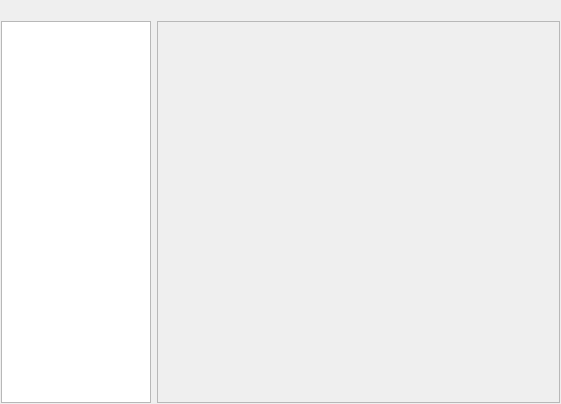
Before: the Qt Designer form src/core/settingstab.ui in 0xd34df00d/leechcraft, drawn with Qt 5.
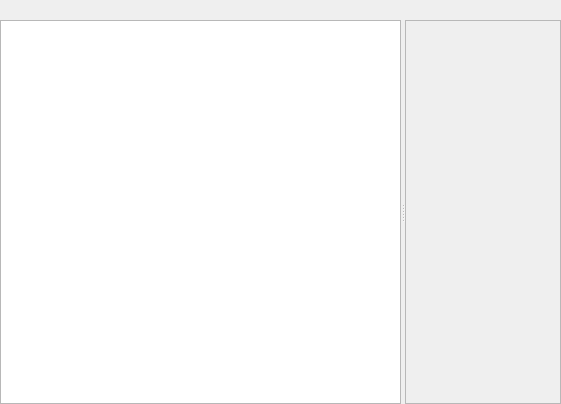
After: the same form once the commit is applied. The open tabs and pages were chosen to show the change.

Commit message: Core: resizable tree view in settings.

Diff of the .ui file:
```diff
--- a/src/core/settingstab.ui
+++ b/src/core/settingstab.ui
@@ -49,7 +49,7 @@
      <widget class="QWidget" name="SettingsWidget_">
       <layout class="QVBoxLayout" name="verticalLayout_3">
        <property name="margin">
-        <number>1</number>
+        <number>0</number>
        </property>
        <item>
         <widget class="QLabel" name="SectionName_">
@@ -59,19 +59,27 @@
         </widget>
        </item>
        <item>
-        <layout class="QHBoxLayout" name="horizontalLayout">
-         <item>
-          <widget class="QListWidget" name="Cats_">
+        <widget class="QSplitter" name="CatsSplitter_">
            <property name="sizePolicy">
-            <sizepolicy hsizetype="MinimumExpanding" vsizetype="Expanding">
+          <sizepolicy hsizetype="Expanding" vsizetype="Expanding">
              <horstretch>0</horstretch>
              <verstretch>0</verstretch>
             </sizepolicy>
            </property>
-           <property name="maximumSize">
+         <property name="orientation">
+          <enum>Qt::Horizontal</enum>
+         </property>
+         <widget class="QTreeWidget" name="Cats_">
+          <property name="sizePolicy">
+           <sizepolicy hsizetype="Preferred" vsizetype="Expanding">
+            <horstretch>0</horstretch>
+            <verstretch>0</verstretch>
+           </sizepolicy>
+          </property>
+          <property name="minimumSize">
             <size>
-             <width>150</width>
-             <height>16777215</height>
+            <width>120</width>
+            <height>0</height>
             </size>
            </property>
            <property name="iconSize">
@@ -83,36 +91,18 @@
            <property name="verticalScrollMode">
             <enum>QAbstractItemView::ScrollPerPixel</enum>
            </property>
-           <property name="movement">
-            <enum>QListView::Static</enum>
-           </property>
-           <property name="flow">
-            <enum>QListView::TopToBottom</enum>
-           </property>
-           <property name="isWrapping" stdset="0">
+          <property name="rootIsDecorated">
+           <bool>false</bool>
+          </property>
+          <attribute name="headerVisible">
             <bool>false</bool>
+          </attribute>
+          <column>
+           <property name="text">
+            <string notr="true">1</string>
            </property>
-           <property name="spacing">
-            <number>0</number>
-           </property>
-           <property name="gridSize">
-            <size>
-             <width>150</width>
-             <height>70</height>
-            </size>
-           </property>
-           <property name="viewMode">
-            <enum>QListView::IconMode</enum>
-           </property>
-           <property name="uniformItemSizes">
-            <bool>true</bool>
-           </property>
-           <property name="wordWrap">
-            <bool>true</bool>
-           </property>
-          </widget>
-         </item>
-         <item>
+          </column>
+         </widget>
           <widget class="QFrame" name="DialogContents_">
            <property name="sizePolicy">
             <sizepolicy hsizetype="Expanding" vsizetype="Preferred">
@@ -127,8 +117,7 @@
             <enum>QFrame::Raised</enum>
            </property>
           </widget>
-         </item>
-        </layout>
+        </widget>
        </item>
       </layout>
      </widget>
```
Lines whose indentation alone changed are shown as unchanged. The commit also changes 2 other files.
